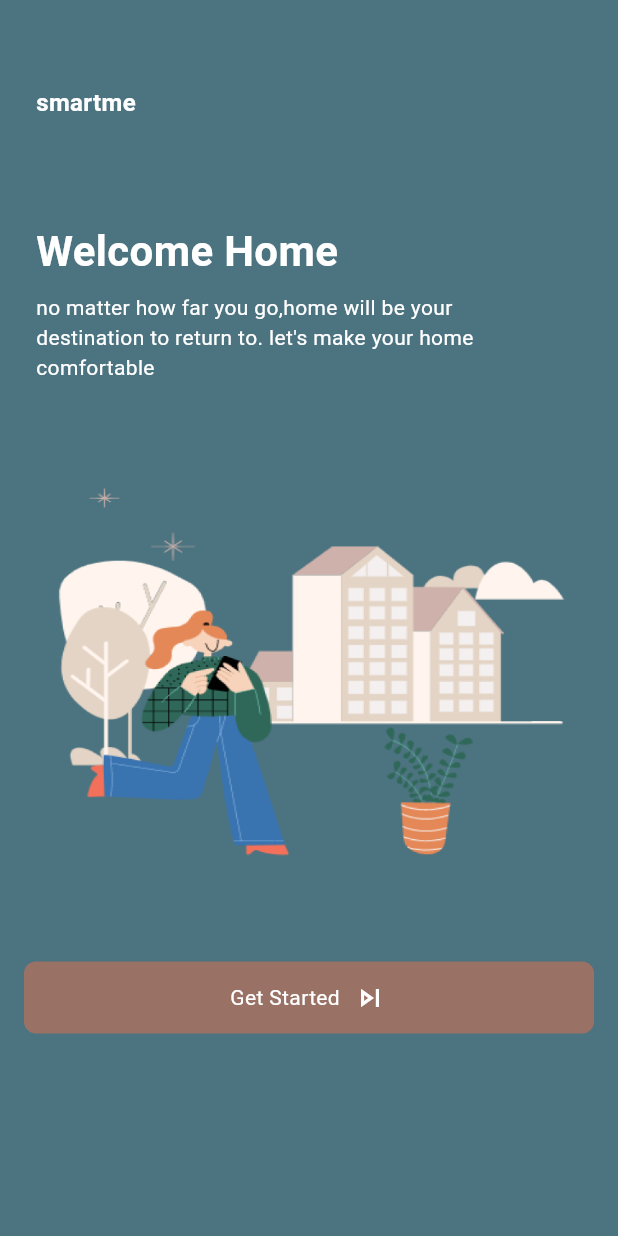
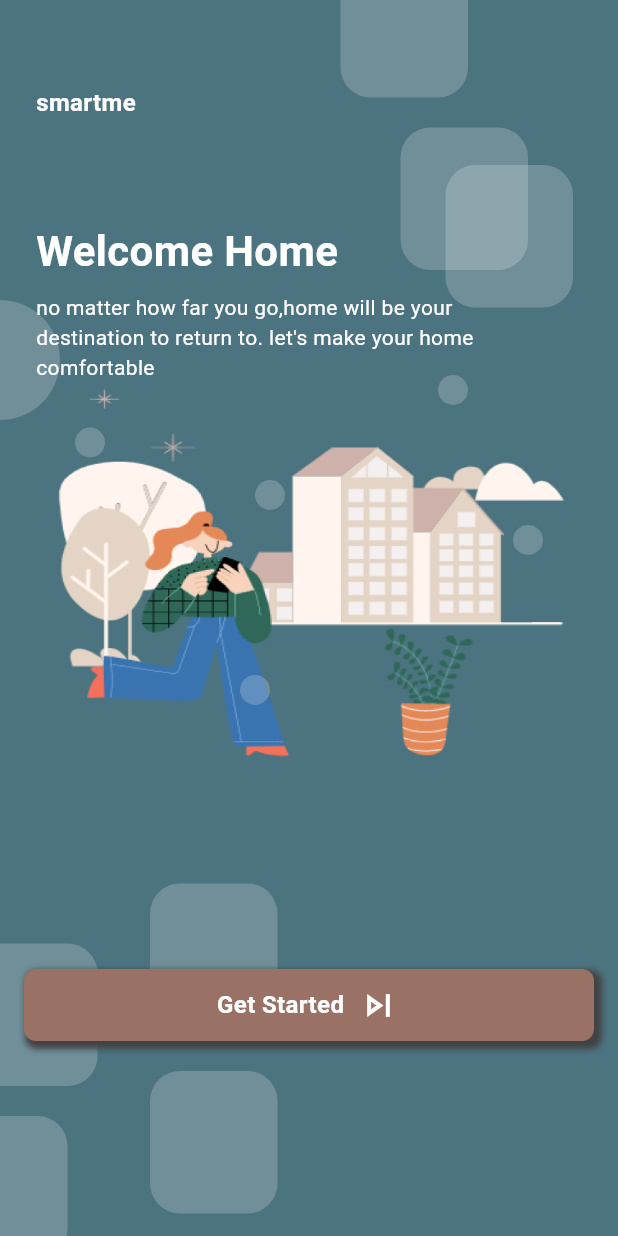
Before and after one commit to ashraful1003/Smart-Home, a Flutter app: the SplashScreen screen opened directly, on a phone screen of 412 x 824 dp. Run offline on Flutter 3.47's test engine with Material 2 defaults, Android fonts, the phone set to English and light mode, and no system bars; our stand-ins replace dotted_border, google_nav_bar.

Commit message:
Design Improved

```diff
--- a/lib/main.dart
+++ b/lib/main.dart
@@ -25,7 +25,7 @@ class MyApp extends StatelessWidget {
         colorScheme: ColorScheme.fromSeed(seedColor: Colors.deepPurple),
         useMaterial3: true,
       ),
-      home: DetailItemScreen(),
+      home: HomeScreen(),
     );
   }
 }
--- a/lib/views/home/home_screen.dart
+++ b/lib/views/home/home_screen.dart
@@ -1,5 +1,6 @@
 import 'package:flutter/material.dart';
 import 'package:smart_home/constants.dart';
+import 'package:smart_home/views/common_widget/image_widget.dart';
 import 'package:smart_home/views/common_widget/see_all.dart';
 import 'package:smart_home/views/common_widget/text_widget.dart';
 import 'package:smart_home/views/device_active/device_active_screen.dart';
@@ -21,6 +22,20 @@ class HomeScreen extends StatelessWidget {
         backgroundColor: hexToColor(mains2),
         elevation: 0,
         shadowColor: Colors.transparent,
+        flexibleSpace: Row(
+          mainAxisAlignment: MainAxisAlignment.spaceBetween,
+          children: [
+            Container(
+              width: 90,
+                decoration: BoxDecoration(
+                    image: DecorationImage(
+                        image: AssetImage('assets/cloud.png'), fit: BoxFit.fill))),Container(
+              width: 90,
+                decoration: BoxDecoration(
+                    image: DecorationImage(
+                        image: AssetImage('assets/cloud2.png'), fit: BoxFit.fill))),
+          ],
+        ),
         title: Column(
           crossAxisAlignment: CrossAxisAlignment.start,
           children: [
@@ -45,9 +60,10 @@ class HomeScreen extends StatelessWidget {
               child: Icon(Icons.notifications)),
         ],
       ),
-      body: SafeArea(
-        child: SingleChildScrollView(
-          child: Column(
+      body: SingleChildScrollView(
+        child: Stack(
+          children: [
+            Column(
               children: [
                 Container(
                   decoration: BoxDecoration(
@@ -57,7 +73,8 @@ class HomeScreen extends StatelessWidget {
                   ),
                   child: Container(
                     width: MediaQuery.of(context).size.width,
-                  margin: EdgeInsets.symmetric(horizontal: 16, vertical: 16.5),
+                    margin:
+                        EdgeInsets.symmetric(horizontal: 16, vertical: 16.5),
                     padding: EdgeInsets.symmetric(horizontal: 18, vertical: 12),
                     decoration: BoxDecoration(
                         color: hexToColor(roombg),
@@ -70,7 +87,8 @@ class HomeScreen extends StatelessWidget {
                             mainAxisAlignment: MainAxisAlignment.spaceBetween,
                             children: [
                               Row(
-                              mainAxisAlignment: MainAxisAlignment.spaceEvenly,
+                                mainAxisAlignment:
+                                    MainAxisAlignment.spaceEvenly,
                                 children: [
                                   Container(
                                       width: 60,
@@ -81,7 +99,8 @@ class HomeScreen extends StatelessWidget {
                                       )),
                                   const SizedBox(width: 12),
                                   Column(
-                                  crossAxisAlignment: CrossAxisAlignment.start,
+                                    crossAxisAlignment:
+                                        CrossAxisAlignment.start,
                                     children: [
                                       TextWidget(
                                           text: "May 16, 2023 10:05 am",
@@ -125,7 +144,8 @@ class HomeScreen extends StatelessWidget {
                                         decoration: BoxDecoration(
                                           border: Border.all(
                                               color: Colors.black, width: 3),
-                                        borderRadius: BorderRadius.circular(50),
+                                          borderRadius:
+                                              BorderRadius.circular(50),
                                         ),
                                       ),
                                     ),
@@ -179,11 +199,13 @@ class HomeScreen extends StatelessWidget {
                   child: Container(
                     decoration: BoxDecoration(
                       color: Colors.white,
-                    borderRadius: BorderRadius.only(topRight: Radius.circular(35)),
+                      borderRadius:
+                          BorderRadius.only(topRight: Radius.circular(35)),
                     ),
                     child: Container(
                       width: MediaQuery.of(context).size.width,
-                    margin: EdgeInsets.symmetric(horizontal: 16, vertical: 16.5),
+                      margin:
+                          EdgeInsets.symmetric(horizontal: 16, vertical: 16.5),
                       child: Column(
                         children: [
                           SeeAll(
@@ -256,8 +278,8 @@ class HomeScreen extends StatelessWidget {
                 Container(
                   width: MediaQuery.of(context).size.width,
                   padding: EdgeInsets.symmetric(vertical: 18),
-                margin:
-                    const EdgeInsets.symmetric(horizontal: 16, vertical: 16.5),
+                  margin: const EdgeInsets.symmetric(
+                      horizontal: 16, vertical: 16.5),
                   decoration: BoxDecoration(
                     borderRadius: BorderRadius.circular(8),
                     color: hexToColor(button),
@@ -272,6 +294,7 @@ class HomeScreen extends StatelessWidget {
                 )
               ],
             ),
+          ],
         ),
       ),
     );
--- /dev/null
+++ b/lib/views/splash/boxes.dart
@@ -0,0 +1,16 @@
+import 'package:flutter/material.dart';
+
+class Boxes extends StatelessWidget {
+  const Boxes({Key? key}) : super(key: key);
+
+  @override
+  Widget build(BuildContext context) {
+    return Container(
+      height: 95,
+      width: 85,
+      decoration: BoxDecoration(
+          color: Colors.white.withOpacity(0.2),
+          borderRadius: BorderRadius.circular(20)),
+    );
+  }
+}
--- /dev/null
+++ b/lib/views/splash/circles.dart
@@ -0,0 +1,18 @@
+import 'package:flutter/material.dart';
+
+class Circles extends StatelessWidget {
+  Circles({Key? key, required this.height, required this.width}) : super(key: key);
+
+  double height, width;
+
+  @override
+  Widget build(BuildContext context) {
+    return Container(
+      height: height,
+      width: width,
+      decoration: BoxDecoration(
+          color: Colors.white.withOpacity(0.2),
+          borderRadius: BorderRadius.circular(50)),
+    );
+  }
+}
--- a/lib/views/splash/splash_screen.dart
+++ b/lib/views/splash/splash_screen.dart
@@ -2,6 +2,8 @@ import 'package:flutter/material.dart';
 import 'package:smart_home/constants.dart';
 import 'package:smart_home/views/common_widget/text_widget.dart';
 import 'package:smart_home/views/landing_screen.dart';
+import 'package:smart_home/views/splash/boxes.dart';
+import 'package:smart_home/views/splash/circles.dart';
 
 class SplashScreen extends StatelessWidget {
   const SplashScreen({Key? key}) : super(key: key);
@@ -10,8 +12,9 @@ class SplashScreen extends StatelessWidget {
   Widget build(BuildContext context) {
     return Scaffold(
       backgroundColor: hexToColor(mains2),
-      body: SafeArea(
-        child: Column(
+      body: Stack(
+        children: [
+          Column(
             crossAxisAlignment: CrossAxisAlignment.start,
             children: [
               Container(
@@ -33,7 +36,7 @@ class SplashScreen extends StatelessWidget {
                 ),
               ),
               Container(
-              margin: EdgeInsets.only(left: 24, top: 8, right: 55, bottom: 66),
+                margin: EdgeInsets.only(left: 24, top: 8, right: 55),
                 child: TextWidget(
                   text:
                       "no matter how far you go,home will be your destination to return to. let's make your home comfortable",
@@ -48,20 +51,37 @@ class SplashScreen extends StatelessWidget {
                   width: MediaQuery.of(context).size.width,
                   decoration: const BoxDecoration(
                       image: DecorationImage(
-                        image: AssetImage('assets/img.png'), fit: BoxFit.fill)),
+                          image: AssetImage('assets/img.png'),
+                          fit: BoxFit.fill)),
                 ),
               ),
-            GestureDetector(
+            ],
+          ),
+          Positioned(bottom: 100, left: -20, child: Boxes()),
+          Positioned(bottom: 140, left: 100, child: Boxes()),
+          Positioned(
+            bottom: 130,
+            right: 16,
+            left: 16,
+            child: GestureDetector(
               onTap: () {
-                Navigator.pushReplacement(context,
-                    MaterialPageRoute(builder: (context) => const LandingScreen()));
+                Navigator.pushReplacement(
+                    context,
+                    MaterialPageRoute(
+                        builder: (context) => const LandingScreen()));
               },
               child: Container(
                 height: 48,
                 width: MediaQuery.of(context).size.width,
-                margin: const EdgeInsets.only(left: 16, top: 70, right: 16),
                 decoration: BoxDecoration(
                   color: hexToColor(button),
+                  boxShadow: [
+                    BoxShadow(
+                        color: Colors.grey.shade800,
+                        blurRadius: 3,
+                        spreadRadius: 2,
+                        offset: Offset(3, 3))
+                  ],
                   borderRadius: BorderRadius.circular(8),
                 ),
                 child: Row(
@@ -69,8 +89,8 @@ class SplashScreen extends StatelessWidget {
                   children: [
                     TextWidget(
                       text: "Get Started",
-                      size: 14,
-                      weight: FontWeight.w400,
+                      size: 16,
+                      weight: FontWeight.w600,
                       color: Colors.white,
                     ),
                     SizedBox(
@@ -79,13 +99,30 @@ class SplashScreen extends StatelessWidget {
                     Icon(
                       Icons.skip_next_outlined,
                       color: Colors.white,
+                      size: 30,
                     ),
                   ],
                 ),
               ),
             ),
+          ),
+          Positioned(top: -30, right: 100, child: Boxes()),
+          Positioned(top: 110, right: 30, child: Boxes()),
+          Positioned(top: 85, right: 60, child: Boxes()),
+          Positioned(bottom: 15, left: 100, child: Boxes()),
+          Positioned(bottom: -15, left: -40, child: Boxes()),
+          Positioned(
+              top: 200, left: -40, child: Circles(height: 80, width: 80)),
+          Positioned(
+              top: 250, right: 100, child: Circles(height: 20, width: 20)),
+          Positioned(
+              top: 350, right: 50, child: Circles(height: 20, width: 20)),
+          Positioned(top: 285, left: 50, child: Circles(height: 20, width: 20)),
+          Positioned(
+              top: 320, left: 170, child: Circles(height: 20, width: 20)),
+          Positioned(
+              top: 450, left: 160, child: Circles(height: 20, width: 20)),
         ],
-        ),
       ),
     );
   }
```
Also changed, not shown: assets/cloud.png (added), assets/cloud2.png (added). Lines whose indentation alone changed are shown as unchanged.
